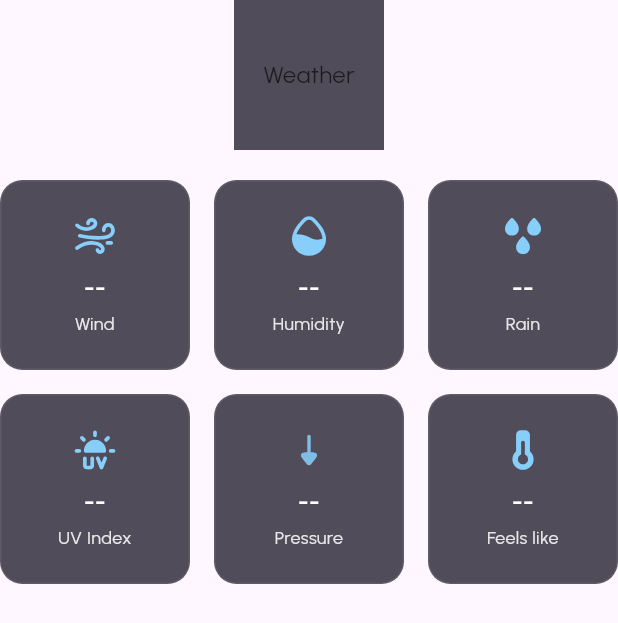
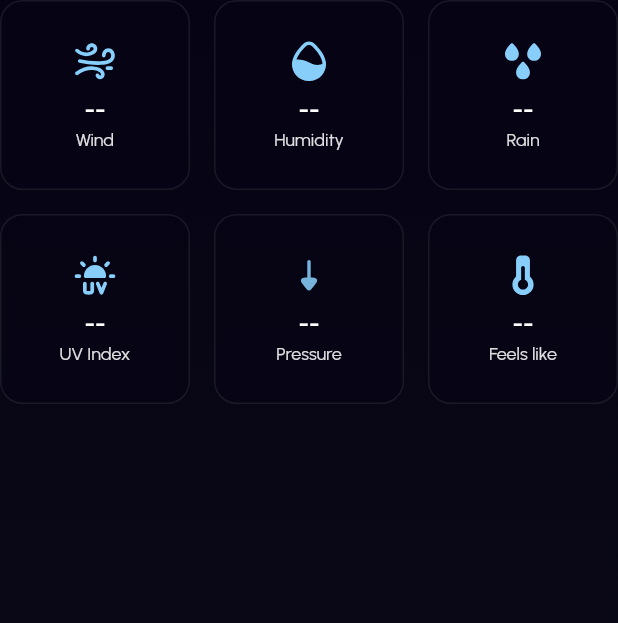
Before and after one commit to Newyork-Squad/weather_app, a Flutter app: the screen it shows after launch, on a phone screen of 412 x 824 dp. Shown: the top 623 px of the screen. Run offline on Flutter 3.47's test engine with Material 3 defaults, Android fonts, the phone set to English and light mode, and no system bars; our stand-ins replace dio, flutter_svg; network calls fail.

Commit message:
fix: theme main

```diff
--- a/lib/main.dart
+++ b/lib/main.dart
@@ -1,5 +1,6 @@
 import 'package:flutter/material.dart';
 import 'package:weather_app/ui/designSystem/theme/AppThemeProvider.dart';
+import 'package:weather_app/ui/designSystem/theme/weather_theme.dart';
 import 'package:weather_app/ui/screen/home_screen.dart';
 
 void main() {
@@ -16,10 +17,21 @@ class MyApp extends StatelessWidget {
 
   @override
   Widget build(BuildContext context) {
-    return MaterialApp(
-      debugShowCheckedModeBanner: false,
-      home: Scaffold(
-        body: MyHomePage(),
+    final theme = MyWeatherTheme.of(context);
+    return Directionality(
+      textDirection: TextDirection.ltr,
+      child: Container( // Same background for the entire app
+        decoration: BoxDecoration(
+          gradient: LinearGradient(
+            colors: [
+              theme.colors.backgroundPrimary,
+              theme.colors.backgroundSecondary,
+            ],
+            begin: Alignment.topCenter,
+            end: Alignment.bottomCenter,
+          ),
+        ),
+        child: SafeArea(child: MyHomePage()), // SafeArea to avoid overlaps with system UI
       ),
     );
   }
--- a/lib/ui/screen/home_screen.dart
+++ b/lib/ui/screen/home_screen.dart
@@ -74,17 +74,6 @@ class _MyHomePageState extends State<MyHomePage> {
 
     return Column(
       children: <Widget>[
-        Container(
-          height: 100,
-          width: 100,
-          color: theme.colors.surfacePrimary,
-          alignment: Alignment.center,
-          child: Text(
-            'Weather',
-            style: theme.typography.textTheme.titleMedium,
-          ),
-        ),
-        const SizedBox(height: 20),
         WeatherInfoGrid(
           windSpeed: _windSpeed,
           humidity: _humidity,
```
